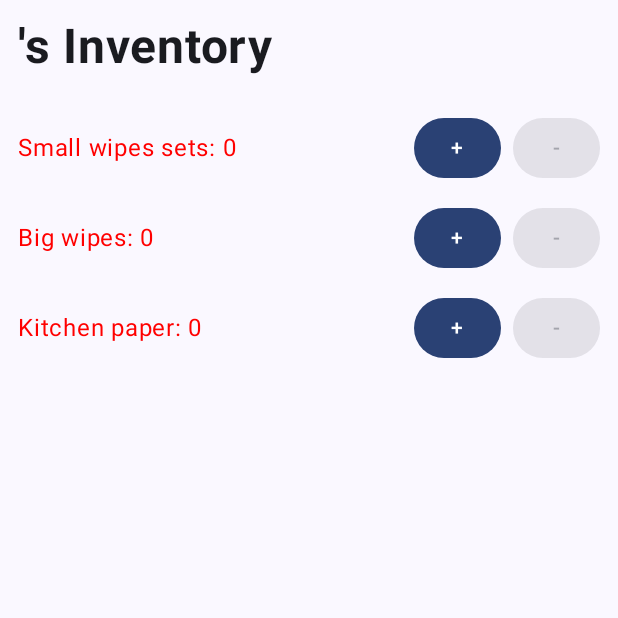
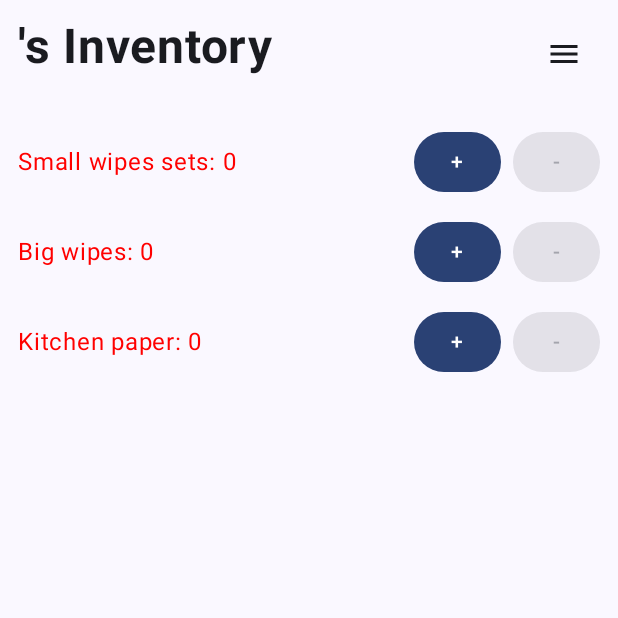
Before and after one commit to nicolegeorgieva/my-inventory, an Android app built with Jetpack Compose: the screen it shows after launch (MainActivity), on a phone screen of 412 x 824 dp, the top half of it. Run offline under Robolectric (Android 15) with nearby library versions, the phone set to English and light mode, and no system bars.

Commit message:
Create simple navigation

```diff
--- a/app/src/main/java/com/example/inventory/MainActivity.kt
+++ b/app/src/main/java/com/example/inventory/MainActivity.kt
@@ -6,9 +6,19 @@ import androidx.activity.compose.setContent
 import androidx.compose.foundation.layout.fillMaxSize
 import androidx.compose.material3.MaterialTheme
 import androidx.compose.material3.Surface
+import androidx.compose.runtime.getValue
+import androidx.compose.runtime.mutableStateOf
+import androidx.compose.runtime.remember
+import androidx.compose.runtime.setValue
 import androidx.compose.ui.Modifier
 import com.example.inventory.screen.HomeScreen
+import com.example.inventory.screen.SettingsScreen
 import com.example.inventory.ui.theme.InventoryTheme
+
+sealed interface Screen {
+    object Home : Screen
+    object Settings : Screen
+}
 
 class MainActivity : ComponentActivity() {
     override fun onCreate(savedInstanceState: Bundle?) {
@@ -20,7 +30,15 @@ class MainActivity : ComponentActivity() {
                     modifier = Modifier.fillMaxSize(),
                     color = MaterialTheme.colorScheme.background
                 ) {
-                    HomeScreen()
+                    var currentScreen by remember { mutableStateOf<Screen>(Screen.Home) }
+
+                    when (currentScreen) {
+                        Screen.Home -> HomeScreen(navigateTo = {
+                            currentScreen = it
+                        })
+
+                        Screen.Settings -> SettingsScreen()
+                    }
                 }
             }
         }
--- a/app/src/main/java/com/example/inventory/screen/HomeScreen.kt
+++ b/app/src/main/java/com/example/inventory/screen/HomeScreen.kt
@@ -8,7 +8,11 @@ import androidx.compose.foundation.layout.fillMaxSize
 import androidx.compose.foundation.layout.height
 import androidx.compose.foundation.layout.padding
 import androidx.compose.foundation.layout.width
+import androidx.compose.material.icons.Icons
+import androidx.compose.material.icons.filled.Menu
 import androidx.compose.material3.Button
+import androidx.compose.material3.Icon
+import androidx.compose.material3.IconButton
 import androidx.compose.material3.Text
 import androidx.compose.runtime.Composable
 import androidx.compose.runtime.collectAsState
@@ -24,6 +28,7 @@ import androidx.compose.ui.unit.dp
 import androidx.compose.ui.unit.sp
 import androidx.datastore.preferences.core.Preferences
 import androidx.datastore.preferences.core.edit
+import com.example.inventory.Screen
 import com.example.inventory.data.BIG_WIPES_KEY
 import com.example.inventory.data.BIG_WIPES_REQUIRED_COUNT
 import com.example.inventory.data.KITCHEN_PAPER_KEY
@@ -43,7 +48,9 @@ enum class QuantityChange {
 }
 
 @Composable
-fun HomeScreen() {
+fun HomeScreen(
+    navigateTo: (Screen) -> Unit
+) {
     val context = LocalContext.current
 
     val name by remember {
@@ -61,11 +68,26 @@ fun HomeScreen() {
             .fillMaxSize()
             .padding(12.dp)
     ) {
-        Text(
-            text = "$name's Inventory",
-            fontSize = 32.sp,
-            fontWeight = FontWeight.Bold
-        )
+        Row {
+            Text(
+                text = "$name's Inventory",
+                fontSize = 32.sp,
+                fontWeight = FontWeight.Bold
+            )
+
+            Spacer(modifier = Modifier.weight(1f))
+
+            IconButton(
+                onClick = {
+                    navigateTo(Screen.Settings)
+                }
+            ) {
+                Icon(
+                    imageVector = Icons.Filled.Menu,
+                    contentDescription = "Settings"
+                )
+            }
+        }
 
         Spacer(modifier = Modifier.height(24.dp))
 
```
